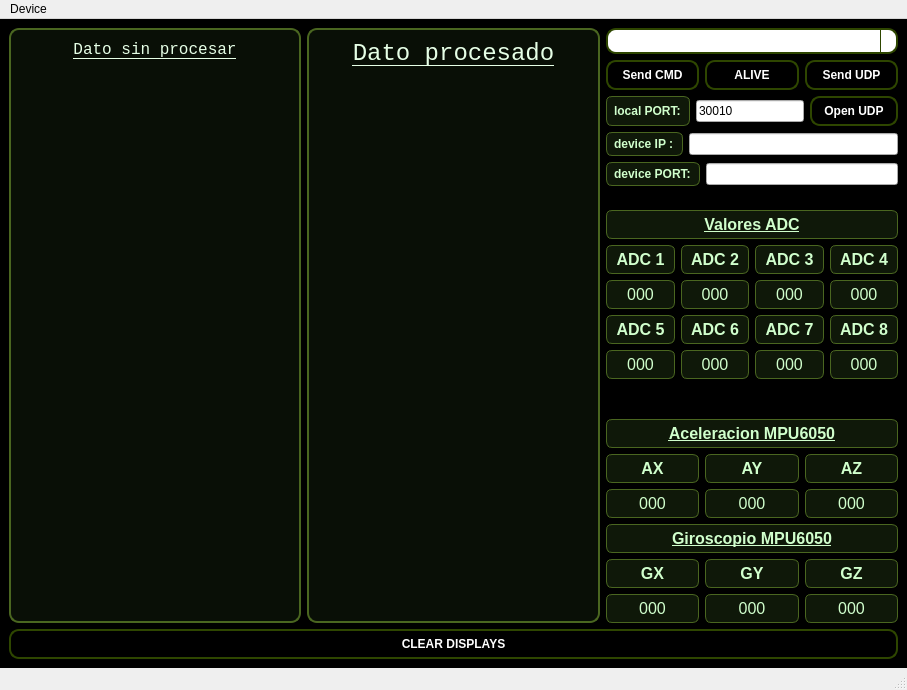
This is mainwindow.ui in tadeomendelevich/BalancinQT as Qt 5 draws it before an edit. The edited form follows.
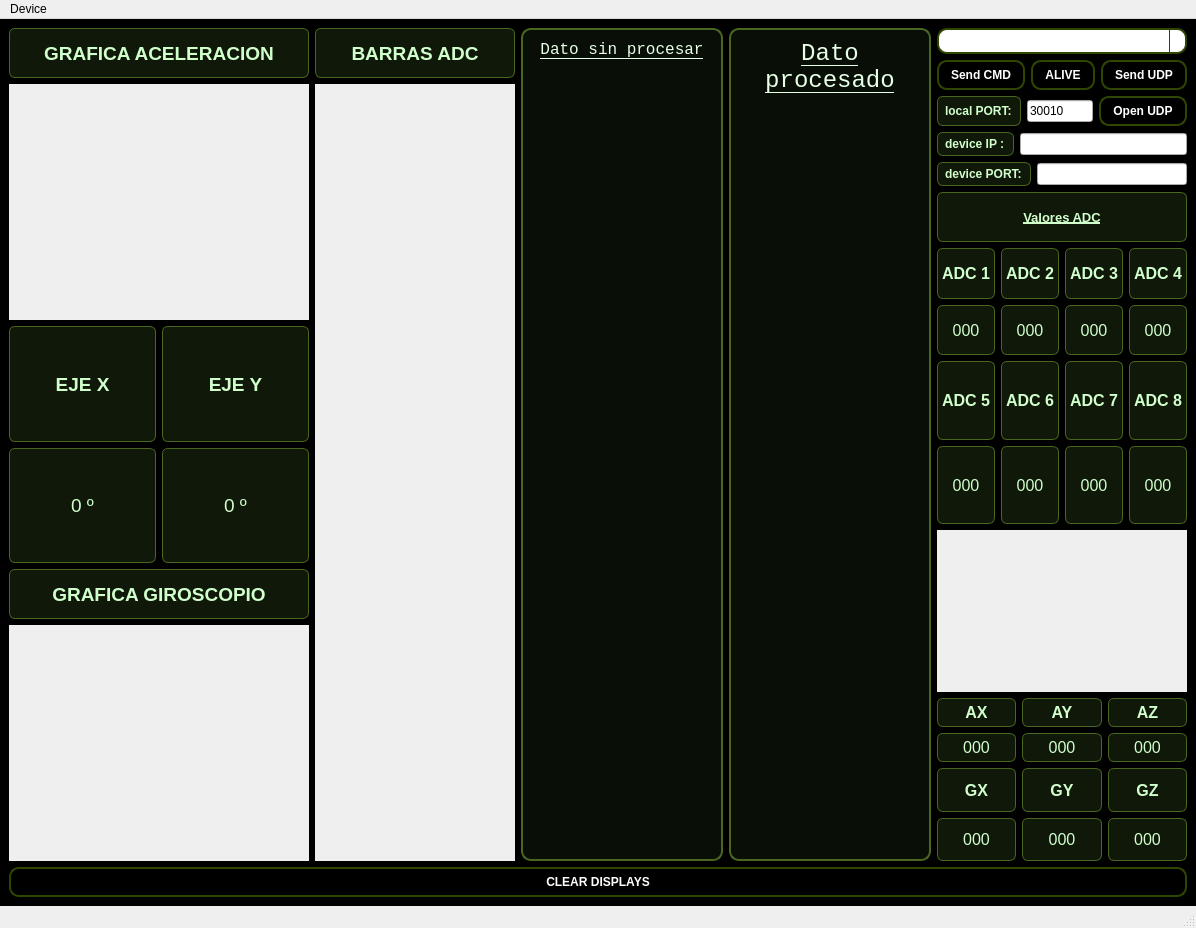
This is the edited form. Icons and pictures are not drawn. Custom widgets are drawn as their Qt base class.

What changed in the file:
```diff
--- a/mainwindow.ui
+++ b/mainwindow.ui
@@ -6,8 +6,8 @@
    <rect>
     <x>0</x>
     <y>0</y>
-    <width>907</width>
-    <height>690</height>
+    <width>1196</width>
+    <height>928</height>
    </rect>
   </property>
   <property name="windowTitle">
@@ -104,8 +104,213 @@
    <layout class="QGridLayout" name="gridLayout">
     <item row="0" column="0">
      <layout class="QHBoxLayout" name="horizontalLayout_10">
+      <item>
+       <layout class="QVBoxLayout" name="verticalLayout_9">
+        <item>
+         <widget class="QLabel" name="label_10">
+          <property name="maximumSize">
+           <size>
+            <width>16777215</width>
+            <height>50</height>
+           </size>
+          </property>
+          <property name="font">
+           <font>
+            <pointsize>14</pointsize>
+            <bold>true</bold>
+           </font>
+          </property>
+          <property name="text">
+           <string>GRAFICA ACELERACION</string>
+          </property>
+          <property name="alignment">
+           <set>Qt::AlignCenter</set>
+          </property>
+         </widget>
+        </item>
+        <item>
+         <widget class="QChartView" name="accelerationWidget" native="true">
+          <property name="minimumSize">
+           <size>
+            <width>300</width>
+            <height>200</height>
+           </size>
+          </property>
+          <property name="autoFillBackground">
+           <bool>true</bool>
+          </property>
+         </widget>
+        </item>
+        <item>
+         <layout class="QHBoxLayout" name="horizontalLayout_14">
+          <item>
+           <layout class="QVBoxLayout" name="verticalLayout_11">
+            <item>
+             <widget class="QLabel" name="label_inclination_X">
+              <property name="minimumSize">
+               <size>
+                <width>100</width>
+                <height>50</height>
+               </size>
+              </property>
+              <property name="font">
+               <font>
+                <pointsize>14</pointsize>
+                <bold>true</bold>
+               </font>
+              </property>
+              <property name="text">
+               <string>EJE X</string>
+              </property>
+              <property name="alignment">
+               <set>Qt::AlignCenter</set>
+              </property>
+             </widget>
+            </item>
+            <item>
+             <widget class="QLabel" name="label_inclination_Xvalue">
+              <property name="minimumSize">
+               <size>
+                <width>100</width>
+                <height>50</height>
+               </size>
+              </property>
+              <property name="font">
+               <font>
+                <pointsize>14</pointsize>
+               </font>
+              </property>
+              <property name="text">
+               <string>0 º</string>
+              </property>
+              <property name="alignment">
+               <set>Qt::AlignCenter</set>
+              </property>
+             </widget>
+            </item>
+           </layout>
+          </item>
+          <item>
+           <layout class="QVBoxLayout" name="verticalLayout_12">
+            <item>
+             <widget class="QLabel" name="label_inclination_Y">
+              <property name="font">
+               <font>
+                <pointsize>14</pointsize>
+                <bold>true</bold>
+               </font>
+              </property>
+              <property name="text">
+               <string>EJE Y</string>
+              </property>
+              <property name="alignment">
+               <set>Qt::AlignCenter</set>
+              </property>
+             </widget>
+            </item>
+            <item>
+             <widget class="QLabel" name="label_inclination_Yvalue">
+              <property name="font">
+               <font>
+                <pointsize>14</pointsize>
+               </font>
+              </property>
+              <property name="text">
+               <string>0 º</string>
+              </property>
+              <property name="alignment">
+               <set>Qt::AlignCenter</set>
+              </property>
+             </widget>
+            </item>
+           </layout>
+          </item>
+         </layout>
+        </item>
+        <item>
+         <widget class="QLabel" name="label_11">
+          <property name="maximumSize">
+           <size>
+            <width>16777215</width>
+            <height>50</height>
+           </size>
+          </property>
+          <property name="font">
+           <font>
+            <pointsize>14</pointsize>
+            <bold>true</bold>
+           </font>
+          </property>
+          <property name="text">
+           <string>GRAFICA GIROSCOPIO</string>
+          </property>
+          <property name="alignment">
+           <set>Qt::AlignCenter</set>
+          </property>
+         </widget>
+        </item>
+        <item>
+         <widget class="QChartView" name="gyroscopeWidget" native="true">
+          <property name="autoFillBackground">
+           <bool>true</bool>
+          </property>
+         </widget>
+        </item>
+       </layout>
+      </item>
+      <item>
+       <layout class="QVBoxLayout" name="verticalLayout_10">
+        <item>
+         <widget class="QLabel" name="label_12">
+          <property name="maximumSize">
+           <size>
+            <width>16777215</width>
+            <height>50</height>
+           </size>
+          </property>
+          <property name="font">
+           <font>
+            <pointsize>14</pointsize>
+            <bold>true</bold>
+           </font>
+          </property>
+          <property name="text">
+           <string>BARRAS ADC</string>
+          </property>
+          <property name="alignment">
+           <set>Qt::AlignCenter</set>
+          </property>
+         </widget>
+        </item>
+        <item>
+         <widget class="QChartView" name="adcBarrasWidget" native="true">
+          <property name="minimumSize">
+           <size>
+            <width>200</width>
+            <height>0</height>
+           </size>
+          </property>
+          <property name="autoFillBackground">
+           <bool>true</bool>
+          </property>
+         </widget>
+        </item>
+       </layout>
+      </item>
       <item>
        <widget class="QTextEdit" name="textEdit_RAW">
+        <property name="minimumSize">
+         <size>
+          <width>200</width>
+          <height>0</height>
+         </size>
+        </property>
+        <property name="maximumSize">
+         <size>
+          <width>300</width>
+          <height>16777215</height>
+         </size>
+        </property>
         <property name="font">
          <font>
           <family>Consolas</family>
@@ -131,6 +336,18 @@
       </item>
       <item>
        <widget class="QTextEdit" name="textEdit_PROCCES">
+        <property name="minimumSize">
+         <size>
+          <width>200</width>
+          <height>0</height>
+         </size>
+        </property>
+        <property name="maximumSize">
+         <size>
+          <width>300</width>
+          <height>16777215</height>
+         </size>
+        </property>
         <property name="font">
          <font>
           <family>Consolas</family>
@@ -264,29 +481,13 @@
           </item>
          </layout>
         </item>
-        <item>
-         <spacer name="verticalSpacer">
-          <property name="orientation">
-           <enum>Qt::Vertical</enum>
-          </property>
-          <property name="sizeType">
-           <enum>QSizePolicy::Fixed</enum>
-          </property>
-          <property name="sizeHint" stdset="0">
-           <size>
-            <width>20</width>
-            <height>18</height>
-           </size>
-          </property>
-         </spacer>
-        </item>
         <item>
          <layout class="QVBoxLayout" name="verticalLayout_2" stretch="0,0,0">
           <item>
            <widget class="QLabel" name="label_6">
             <property name="font">
              <font>
-              <pointsize>12</pointsize>
+              <pointsize>10</pointsize>
               <bold>true</bold>
               <underline>true</underline>
              </font>
@@ -602,39 +803,28 @@
          </layout>
         </item>
         <item>
-         <spacer name="verticalSpacer_2">
-          <property name="orientation">
-           <enum>Qt::Vertical</enum>
+         <widget class="QChartView" name="positionWidget" native="true">
+          <property name="minimumSize">
+           <size>
+            <width>200</width>
+            <height>50</height>
+           </size>
           </property>
-          <property name="sizeHint" stdset="0">
+          <property name="baseSize">
            <size>
-            <width>20</width>
-            <height>40</height>
+            <width>300</width>
+            <height>300</height>
            </size>
           </property>
-         </spacer>
+          <property name="autoFillBackground">
+           <bool>true</bool>
+          </property>
+         </widget>
         </item>
         <item>
-         <layout class="QVBoxLayout" name="verticalLayout_4" stretch="0,0">
+         <layout class="QVBoxLayout" name="verticalLayout_4" stretch="0">
           <item>
-           <widget class="QLabel" name="label">
-            <property name="font">
-             <font>
-              <pointsize>12</pointsize>
-              <bold>true</bold>
-              <underline>true</underline>
-             </font>
-            </property>
-            <property name="text">
-             <string>Aceleracion MPU6050</string>
-            </property>
-            <property name="alignment">
-             <set>Qt::AlignCenter</set>
-            </property>
-           </widget>
-          </item>
-          <item>
-           <layout class="QVBoxLayout" name="verticalLayout_3" stretch="0,0,0,0">
+           <layout class="QVBoxLayout" name="verticalLayout_3" stretch="0,0,0">
             <item>
              <layout class="QVBoxLayout" name="verticalLayout_8">
               <item>
@@ -740,23 +930,6 @@
               </item>
              </layout>
             </item>
-            <item>
-             <widget class="QLabel" name="label_5">
-              <property name="font">
-               <font>
-                <pointsize>12</pointsize>
-                <bold>true</bold>
-                <underline>true</underline>
-               </font>
-              </property>
-              <property name="text">
-               <string>Giroscopio MPU6050</string>
-              </property>
-              <property name="alignment">
-               <set>Qt::AlignCenter</set>
-              </property>
-             </widget>
-            </item>
             <item>
              <layout class="QHBoxLayout" name="horizontalLayout_13">
               <item>
@@ -880,7 +1053,7 @@
     <rect>
      <x>0</x>
      <y>0</y>
-     <width>907</width>
+     <width>1196</width>
      <height>21</height>
     </rect>
    </property>
@@ -918,6 +1091,14 @@
    </property>
   </action>
  </widget>
+ <customwidgets>
+  <customwidget>
+   <class>QChartView</class>
+   <extends>QWidget</extends>
+   <header location="global">QChartView</header>
+   <container>1</container>
+  </customwidget>
+ </customwidgets>
  <resources/>
  <connections/>
 </ui>
```
